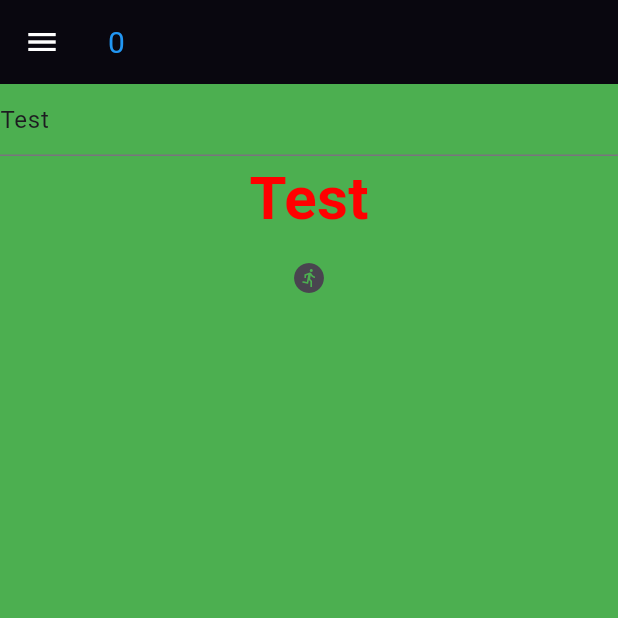
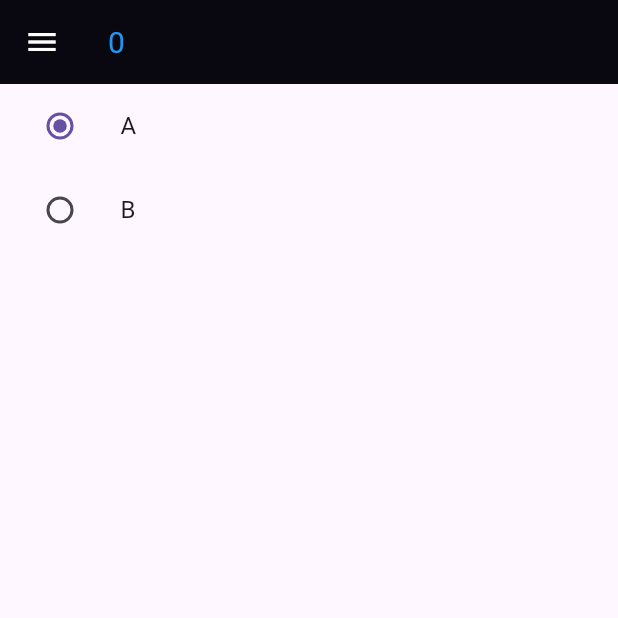
Before and after one commit to oughzal/DEVOAM_M208, a Flutter app: the screen it shows after launch, on a phone screen of 412 x 824 dp, the top half of it. Run offline on Flutter 3.47's test engine with Material 3 defaults, Android fonts, the light colour scheme and no system bars.

Commit message:
Intial Commit

```diff
--- a/lib/main.dart
+++ b/lib/main.dart
@@ -13,16 +13,23 @@ class FirstApp extends StatefulWidget {
 
 class _FirstAppState extends State<FirstApp> {
   int _var = 0;
-  String text="";
+  String text = "";
   TextEditingController controller = TextEditingController();
+
   @override
   Widget build(BuildContext context) {
     controller.text = "Test";
+    String _selected = "A";
+    void _setSelected(String? value){
+      print(value);
+      setState(() {_selected = value!!;});
+    }
     return MaterialApp(
         debugShowCheckedModeBanner: false,
         title: "First App",
+        color: Colors.black,
         home: Scaffold(
-          backgroundColor: Colors.green,
+
           appBar: AppBar(
             elevation: 4,
             leading: const Icon(
@@ -36,27 +43,22 @@ class _FirstAppState extends State<FirstApp> {
               style: TextStyle(fontSize: 20, color: Colors.blue),
             ),
           ),
-          body: Column(
-              children:[
-                TextField(controller: controller ,)
-                ,Text("${controller.text}",
-                style:TextStyle(
-                  color: Color.fromARGB(0xff, 0xff, 0, 0),
-                  fontSize: 40,
-                  fontWeight: FontWeight.bold
-
-                ) ,
-              ),
-                IconButton(onPressed: (){
-                  setState(() {  });
-
-                  print(_var++);
-
-
-                }, icon: Icon(Icons.run_circle))
-    ]
-
-          ),
+          body: Column(children: [
+            ListTile(
+                title: Text("A"),
+                leading: Radio(
+                  value: "A",
+                  groupValue:_selected, onChanged:_setSelected
+                )
+               ),
+            ListTile(
+              title: Text("B"),
+                leading: Radio(
+                    value: "B",
+                    groupValue:_selected, onChanged:_setSelected
+                )
+            ),
+          ]),
         ));
   }
 }
```
